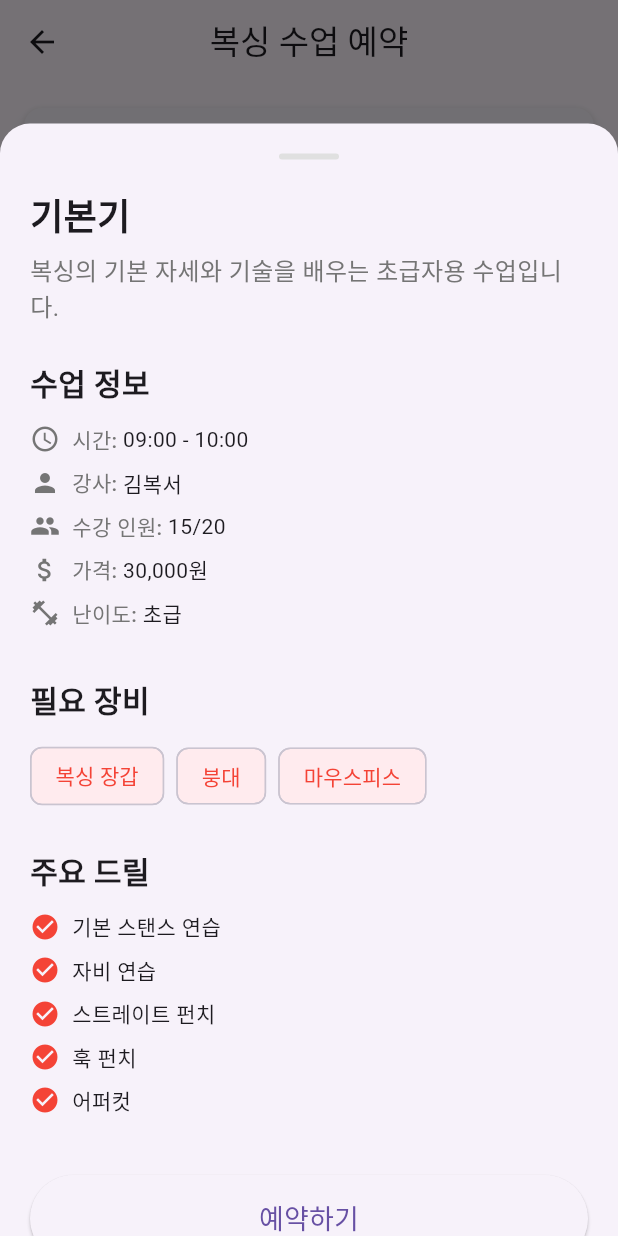
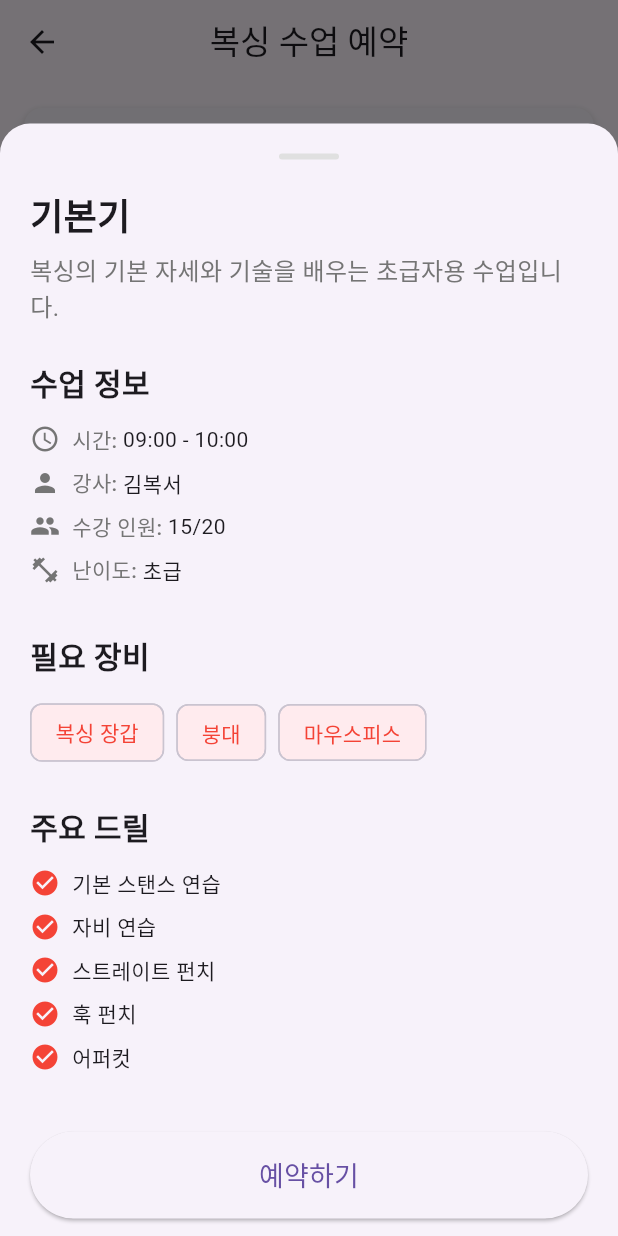
Before and after one commit to solardayz/ntb_members, a Flutter app: the ReservationScreen screen opened directly, after a tap on "기본기", on a phone screen of 412 x 824 dp. Run offline on Flutter 3.47's test engine with Material 3 defaults, Android fonts, the phone set to English and light mode, and no system bars; missing offline and left inert: mobile_scanner; network calls fail.

Commit message:
가격 정보 필드 제거 및 UI 코드 정리

```diff
--- a/lib/main.dart
+++ b/lib/main.dart
@@ -520,7 +520,6 @@ class _ReservationScreenState extends State<ReservationScreen> {
       'time': '09:00 - 10:00',
       'capacity': 20,
       'currentParticipants': 15,
-      'price': '30,000원',
       'imageUrl': 'https://example.com/boxing_basic.jpg',
       'description': '복싱의 기본 자세와 기술을 배우는 초급자용 수업입니다.',
       'drills': [
@@ -540,7 +539,6 @@ class _ReservationScreenState extends State<ReservationScreen> {
       'time': '10:30 - 11:30',
       'capacity': 15,
       'currentParticipants': 12,
-      'price': '35,000원',
       'imageUrl': 'https://example.com/basic_combo.jpg',
       'description': '기본 펀치들의 다양한 콤비네이션을 배우는 초급자용 수업입니다.',
       'drills': [
@@ -560,7 +558,6 @@ class _ReservationScreenState extends State<ReservationScreen> {
       'time': '14:00 - 15:00',
       'capacity': 12,
       'currentParticipants': 8,
-      'price': '40,000원',
       'imageUrl': 'https://example.com/intermediate_combo.jpg',
       'description': '복잡한 콤비네이션과 전술을 배우는 중급자용 수업입니다.',
       'drills': [
@@ -580,7 +577,6 @@ class _ReservationScreenState extends State<ReservationScreen> {
       'time': '15:30 - 16:30',
       'capacity': 10,
       'currentParticipants': 6,
-      'price': '45,000원',
       'imageUrl': 'https://example.com/advanced_combo.jpg',
       'description': '전문적인 복싱 기술과 전술을 배우는 고급자용 수업입니다.',
       'drills': [
@@ -600,7 +596,6 @@ class _ReservationScreenState extends State<ReservationScreen> {
       'time': '17:00 - 18:00',
       'capacity': 8,
       'currentParticipants': 6,
-      'price': '50,000원',
       'imageUrl': 'https://example.com/sparring.jpg',
       'description': '실전 스파링을 통한 전술과 방어 기술을 배우는 중급자용 수업입니다.',
       'drills': [
@@ -620,7 +615,6 @@ class _ReservationScreenState extends State<ReservationScreen> {
       'time': '18:30 - 19:30',
       'capacity': 10,
       'currentParticipants': 7,
-      'price': '40,000원',
       'imageUrl': 'https://example.com/heavybag.jpg',
       'description': '헤비백을 이용한 파워와 스피드 훈련을 하는 고급자용 수업입니다.',
       'drills': [
@@ -640,7 +634,6 @@ class _ReservationScreenState extends State<ReservationScreen> {
       'time': '20:00 - 21:00',
       'capacity': 15,
       'currentParticipants': 10,
-      'price': '35,000원',
       'imageUrl': 'https://example.com/boxing_fitness.jpg',
       'description': '복싱을 통한 체력 향상과 다이어트를 위한 수업입니다.',
       'drills': [
@@ -660,7 +653,6 @@ class _ReservationScreenState extends State<ReservationScreen> {
       'time': '10:00 - 11:00',
       'capacity': 12,
       'currentParticipants': 8,
-      'price': '35,000원',
       'imageUrl': 'https://example.com/women_boxing.jpg',
       'description': '여성만을 위한 맞춤형 복싱 수업입니다.',
       'drills': [
@@ -737,23 +729,6 @@ class _ReservationScreenState extends State<ReservationScreen> {
                             ],
                           ),
                         ),
-                        Container(
-                          padding: EdgeInsets.symmetric(
-                            horizontal: 12,
-                            vertical: 6,
-                          ),
-                          decoration: BoxDecoration(
-                            color: Colors.red[50],
-                            borderRadius: BorderRadius.circular(20),
-                          ),
-                          child: Text(
-                            classData['price'],
-                            style: TextStyle(
-                              color: Colors.red,
-                              fontWeight: FontWeight.bold,
-                            ),
-                          ),
-                        ),
                       ],
                     ),
                     SizedBox(height: 16),
@@ -796,11 +771,9 @@ class _ReservationScreenState extends State<ReservationScreen> {
                     ),
                     SizedBox(height: 12),
                     Container(
-                      padding:
-                      EdgeInsets.symmetric(horizontal: 8, vertical: 4),
+                      padding: EdgeInsets.symmetric(horizontal: 8, vertical: 4),
                       decoration: BoxDecoration(
-                        color:
-                        _getDifficultyColor(classData['difficulty']),
+                        color: _getDifficultyColor(classData['difficulty']),
                         borderRadius: BorderRadius.circular(12),
                       ),
                       child: Text(
@@ -835,8 +808,7 @@ class _ReservationScreenState extends State<ReservationScreen> {
     }
   }
 
-  void _showClassDetails(
-      BuildContext context, Map<String, dynamic> classData) {
+  void _showClassDetails(BuildContext context, Map<String, dynamic> classData) {
     showModalBottomSheet(
       context: context,
       isScrollControlled: true,
@@ -891,13 +863,11 @@ class _ReservationScreenState extends State<ReservationScreen> {
                 ),
                 SizedBox(height: 12),
                 _buildInfoRow(Icons.access_time, '시간', classData['time']),
-                _buildInfoRow(
-                    Icons.person, '강사', classData['instructor']),
+                _buildInfoRow(Icons.person, '강사', classData['instructor']),
                 _buildInfoRow(
                     Icons.people,
                     '수강 인원',
                     '${classData['currentParticipants']}/${classData['capacity']}'),
-                _buildInfoRow(Icons.attach_money, '가격', classData['price']),
                 _buildInfoRow(Icons.fitness_center, '난이도',
                     classData['difficulty']),
                 SizedBox(height: 24),
@@ -999,7 +969,6 @@ class _ReservationScreenState extends State<ReservationScreen> {
             SizedBox(height: 16),
             Text('수업 시간: ${classData['time']}'),
             Text('강사: ${classData['instructor']}'),
-            Text('가격: ${classData['price']}'),
           ],
         ),
         actions: [
```
Lines whose indentation alone changed are shown as unchanged.
